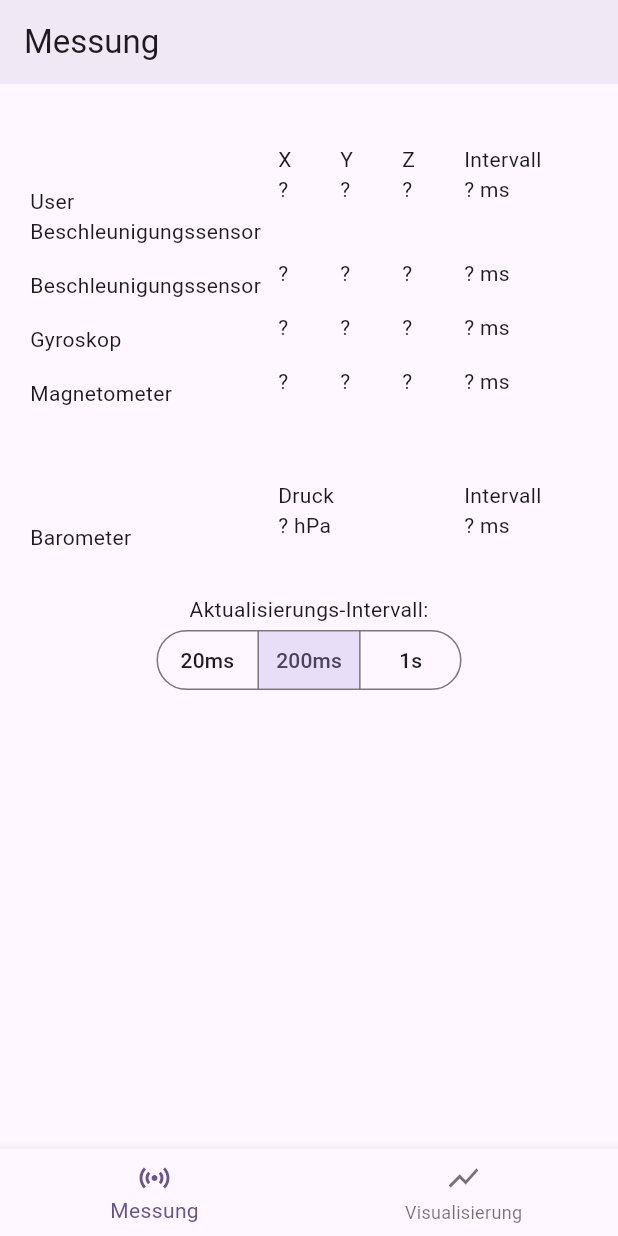
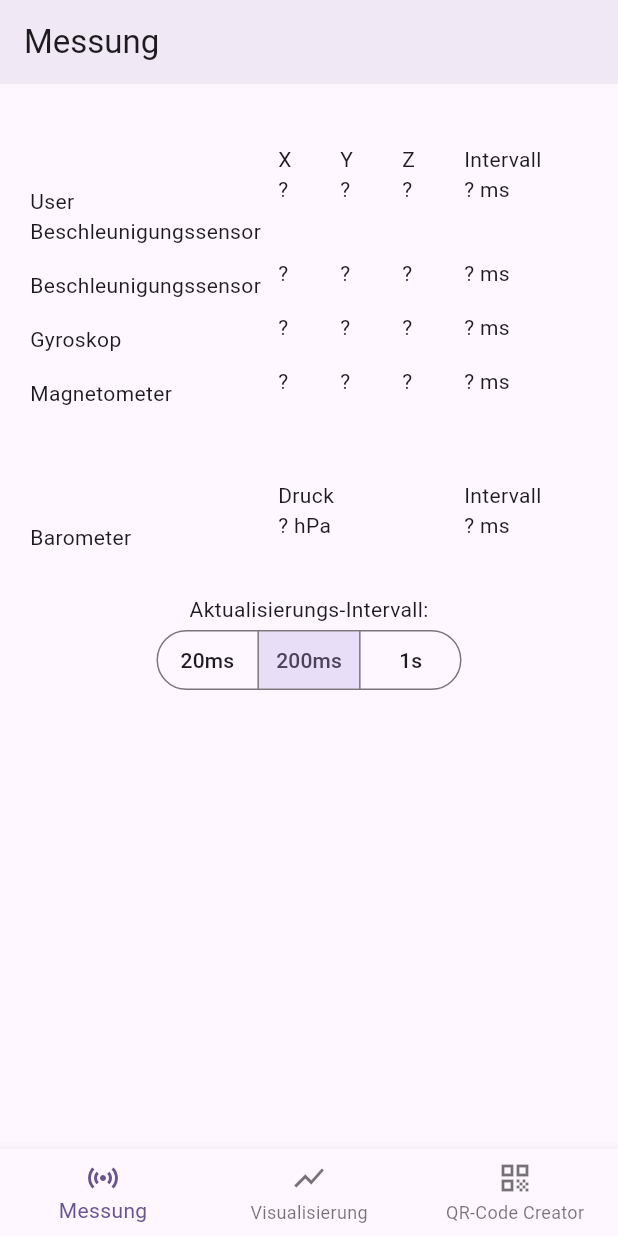
Before and after one commit to jshProgrammer/sensorvisualization, a Flutter app: the screen it shows after launch, on a phone screen of 412 x 824 dp. Run offline on Flutter 3.47's test engine with Material 3 defaults, Android fonts, the phone set to English and light mode, and no system bars; our stand-ins replace fl_chart, qr_flutter, sensors_plus; missing offline and left inert: network_info_plus.

Commit message:
creation of qr code with local ip

```diff
--- a/lib/presentation/screens/TabsHomeScreen.dart
+++ b/lib/presentation/screens/TabsHomeScreen.dart
@@ -1,6 +1,7 @@
 import 'package:flutter/material.dart';
 import 'package:sensorvisualization/data/services/ConnectionToRecipient.dart';
 import 'package:sensorvisualization/data/services/ConnectionToSender.dart';
+import 'package:sensorvisualization/presentation/screens/QrIpScreen.dart';
 import 'package:sensorvisualization/presentation/widgets/SensorMessPage.dart';
 import 'package:sensorvisualization/presentation/screens/ChartsHomeScreen.dart';
 
@@ -17,6 +18,7 @@ class _TabsHomeScreenState extends State<TabsHomeScreen> {
   final List<Widget> _pages = [
     const SensorMessPage(),
     const ChartsHomeScreen(),
+    const QrIpScreen(),
   ];
 
   void _onItemTapped(int index) {
@@ -38,6 +40,10 @@ class _TabsHomeScreenState extends State<TabsHomeScreen> {
             icon: Icon(Icons.show_chart),
             label: 'Visualisierung',
           ),
+          BottomNavigationBarItem(
+            icon: Icon(Icons.qr_code),
+            label: "QR-Code Creator",
+          ),
         ],
       ),
     );
--- a/pubspec.yaml
+++ b/pubspec.yaml
@@ -36,6 +36,8 @@ dependencies:
   socket_io_client: ^3.1.1
   web: ^1.1.1
   web_socket_channel: ^3.0.2
+  qr_flutter: ^4.1.0
+  network_info_plus: ^6.1.3
 
   # The following adds the Cupertino Icons font to your application.
   # Use with the CupertinoIcons class for iOS style icons.
```
Also changed, not shown: lib/presentation/screens/QrIpScreen.dart (added, +45 -0 lines).
